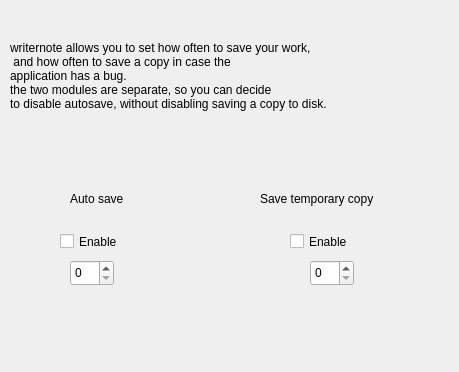
First picture: the form in src/restore_file/ui/setting_restore_ui.ui, repository giacomogroppi/writernote-qt, before the edit.
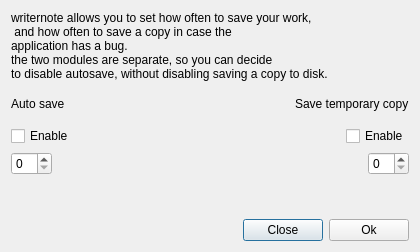
Second picture: the form after the edit.

```diff
--- a/src/restore_file/ui/setting_restore_ui.ui
+++ b/src/restore_file/ui/setting_restore_ui.ui
@@ -6,22 +6,22 @@
    <rect>
     <x>0</x>
     <y>0</y>
-    <width>459</width>
-    <height>372</height>
+    <width>420</width>
+    <height>252</height>
    </rect>
   </property>
+  <property name="maximumSize">
+   <size>
+    <width>420</width>
+    <height>252</height>
+   </size>
+  </property>
   <property name="windowTitle">
    <string>Dialog</string>
   </property>
+  <layout class="QVBoxLayout" name="verticalLayout">
+   <item>
   <widget class="QLabel" name="label">
-   <property name="geometry">
-    <rect>
-     <x>10</x>
-     <y>10</y>
-     <width>431</width>
-     <height>131</height>
-    </rect>
-   </property>
    <property name="text">
     <string>writernote allows you to set how often to save your work,
  and how often to save a copy in case the 
@@ -30,91 +30,131 @@
 to disable autosave, without disabling saving a copy to disk.</string>
    </property>
   </widget>
+   </item>
+   <item>
+    <layout class="QHBoxLayout" name="horizontalLayout_4">
+     <item>
   <widget class="QLabel" name="label_autosave">
-   <property name="geometry">
-    <rect>
-     <x>70</x>
-     <y>190</y>
-     <width>67</width>
-     <height>17</height>
-    </rect>
-   </property>
    <property name="text">
     <string>Auto save</string>
    </property>
   </widget>
+     </item>
+     <item>
+      <spacer name="horizontalSpacer_3">
+       <property name="orientation">
+        <enum>Qt::Horizontal</enum>
+       </property>
+       <property name="sizeHint" stdset="0">
+        <size>
+         <width>40</width>
+         <height>20</height>
+        </size>
+       </property>
+      </spacer>
+     </item>
+     <item>
+      <widget class="QLabel" name="label_2">
+       <property name="text">
+        <string>Save temporary copy</string>
+       </property>
+      </widget>
+     </item>
+    </layout>
+   </item>
+   <item>
+    <layout class="QHBoxLayout" name="horizontalLayout_3">
+     <item>
   <widget class="QCheckBox" name="checkBox_autosave">
-   <property name="geometry">
-    <rect>
-     <x>60</x>
-     <y>230</y>
-     <width>92</width>
-     <height>23</height>
-    </rect>
-   </property>
    <property name="text">
     <string>Enable</string>
    </property>
   </widget>
+     </item>
+     <item>
+      <spacer name="horizontalSpacer_2">
+       <property name="orientation">
+        <enum>Qt::Horizontal</enum>
+       </property>
+       <property name="sizeHint" stdset="0">
+        <size>
+         <width>40</width>
+         <height>20</height>
+        </size>
+       </property>
+      </spacer>
+     </item>
+     <item>
   <widget class="QCheckBox" name="checkBox_temp">
-   <property name="geometry">
-    <rect>
-     <x>290</x>
-     <y>230</y>
-     <width>92</width>
-     <height>23</height>
-    </rect>
-   </property>
    <property name="text">
     <string>Enable</string>
    </property>
   </widget>
+     </item>
+    </layout>
+   </item>
+   <item>
+    <layout class="QHBoxLayout" name="horizontalLayout_2">
+     <item>
+      <widget class="QSpinBox" name="spinBox_autosave"/>
+     </item>
+     <item>
+      <spacer name="horizontalSpacer">
+       <property name="orientation">
+        <enum>Qt::Horizontal</enum>
+       </property>
+       <property name="sizeHint" stdset="0">
+        <size>
+         <width>40</width>
+         <height>20</height>
+        </size>
+       </property>
+      </spacer>
+     </item>
+     <item>
+      <widget class="QSpinBox" name="spinBox_temp"/>
+     </item>
+    </layout>
+   </item>
+   <item>
   <widget class="QLabel" name="label_message">
-   <property name="geometry">
-    <rect>
-     <x>50</x>
-     <y>350</y>
-     <width>67</width>
-     <height>17</height>
-    </rect>
-   </property>
    <property name="text">
     <string/>
    </property>
   </widget>
-  <widget class="QLabel" name="label_2">
-   <property name="geometry">
-    <rect>
-     <x>260</x>
-     <y>190</y>
-     <width>151</width>
-     <height>17</height>
-    </rect>
-   </property>
+   </item>
+   <item>
+    <layout class="QHBoxLayout" name="horizontalLayout">
+     <item>
+      <spacer name="horizontalSpacer_4">
+       <property name="orientation">
+        <enum>Qt::Horizontal</enum>
+       </property>
+       <property name="sizeHint" stdset="0">
+        <size>
+         <width>40</width>
+         <height>20</height>
+        </size>
+       </property>
+      </spacer>
+     </item>
+     <item>
+      <widget class="QPushButton" name="pushButton_close">
    <property name="text">
-    <string>Save temporary copy</string>
-   </property>
-  </widget>
-  <widget class="QSpinBox" name="spinBox_autosave">
-   <property name="geometry">
-    <rect>
-     <x>70</x>
-     <y>260</y>
-     <width>44</width>
-     <height>26</height>
-    </rect>
-   </property>
-  </widget>
-  <widget class="QSpinBox" name="spinBox_temp">
-   <property name="geometry">
-    <rect>
-     <x>310</x>
-     <y>260</y>
-     <width>44</width>
-     <height>26</height>
-    </rect>
-   </property>
-  </widget>
+        <string>Close</string>
+       </property>
+      </widget>
+     </item>
+     <item>
+      <widget class="QPushButton" name="pushButton_ok">
+       <property name="text">
+        <string>Ok</string>
+       </property>
+      </widget>
+     </item>
+    </layout>
+   </item>
+  </layout>
  </widget>
  <resources/>
  <connections/>
```
Lines whose indentation alone changed are shown as unchanged.
